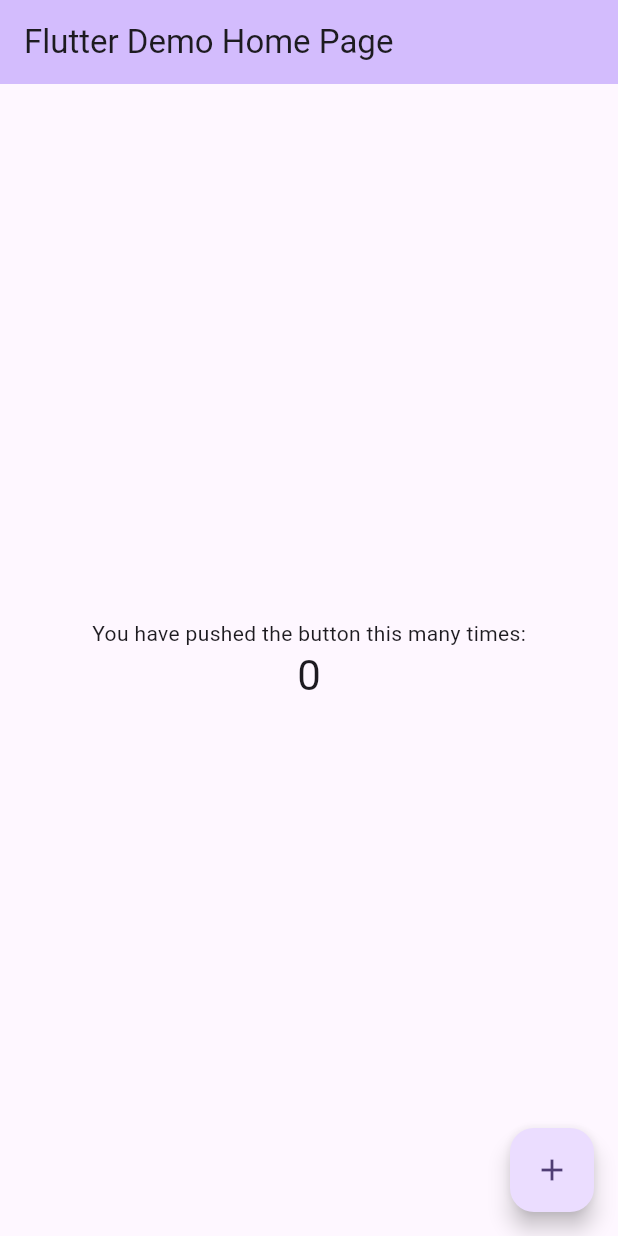
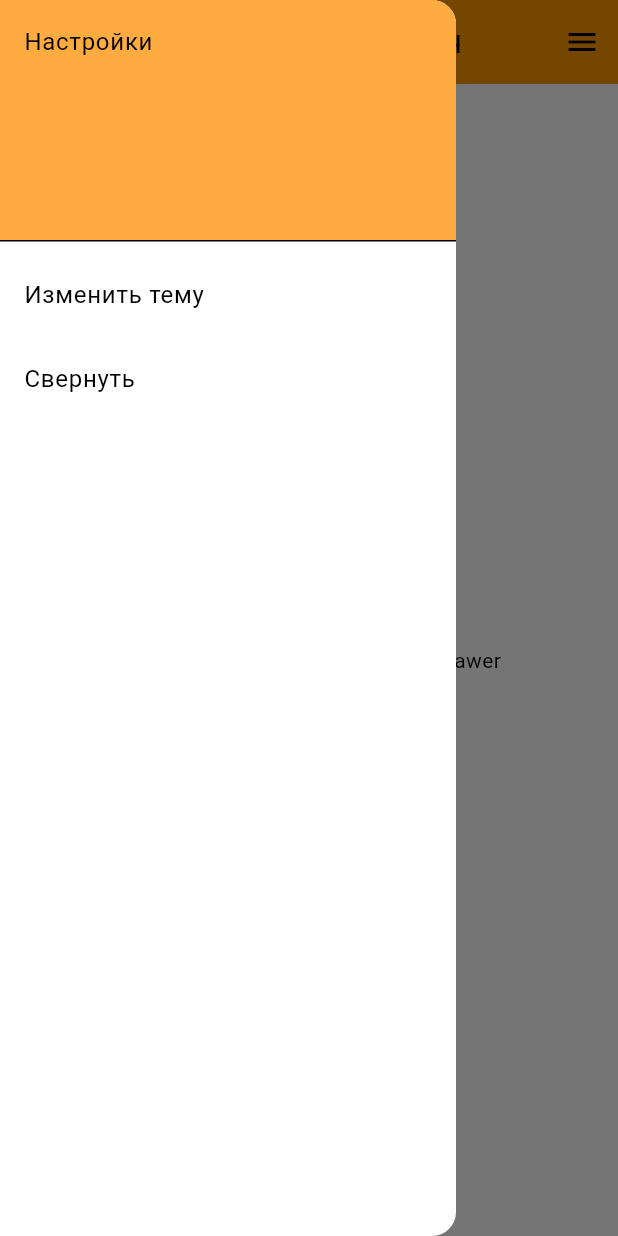
Before and after one commit to Urs-by/sovtrud_flutter, a Flutter app: the screen it shows after launch, with the side drawer open (before the commit the screen has no drawer), on a phone screen of 412 x 824 dp. Run offline on Flutter 3.47's test engine with Material 3 defaults, Android fonts, the phone set to English and light mode, and no system bars.

Commit message:
add sidebar and theme changer

```diff
--- /dev/null
+++ b/lib/app_data.dart
@@ -0,0 +1,9 @@
+
+
+final username = "Эммануил Гидеонович";
+
+final draver_header = "Настройки";
+final draver_change_theme = "Изменить тему";
+final draver_exit = "Выйти";
+final draver_back = "Назад";
+final draver_turn = "Свернуть";
--- /dev/null
+++ b/lib/drawer_widget.dart
@@ -0,0 +1,36 @@
+import 'package:flutter/material.dart';
+import 'package:provider/provider.dart';
+import 'package:sovtrud_project/theme.dart';
+import 'package:sovtrud_project/app_data.dart';
+
+class DrawerWidget extends StatelessWidget {
+  @override
+  Widget build(BuildContext context) {
+    var themeNotifier = Provider.of<ThemeNotifier>(context);
+    return Drawer(
+      child: ListView(
+        padding: EdgeInsets.zero,
+        children: <Widget>[
+          DrawerHeader(
+            child: Text(draver_header),
+            decoration: BoxDecoration(
+              color: Colors.orangeAccent,
+            ),
+          ),
+          ListTile(
+            title: Text(draver_change_theme),
+            onTap: () {
+              themeNotifier.toggleTheme();
+            },
+          ),
+          ListTile(
+            title: Text(draver_turn),
+            onTap: () {
+              Navigator.pop(context);
+            },
+          ),
+        ],
+      ),
+    );
+  }
+}
--- a/lib/main.dart
+++ b/lib/main.dart
@@ -1,125 +1,61 @@
 import 'package:flutter/material.dart';
+import 'package:provider/provider.dart';
+import 'package:sovtrud_project/theme.dart'; // Импортируйте вашу тему
+import 'package:sovtrud_project/app_data.dart';
+import 'package:sovtrud_project/drawer_widget.dart';
+
+
 
 void main() {
-  runApp(const MyApp());
+  runApp(
+    ChangeNotifierProvider(
+      create: (_) => ThemeNotifier(),
+      child: MyApp(),
+    ),
+  );
 }
 
+
+
 class MyApp extends StatelessWidget {
-  const MyApp({super.key});
-
-  // This widget is the root of your application.
   @override
   Widget build(BuildContext context) {
+    var themeNotifier = Provider.of<ThemeNotifier>(context);
+
     return MaterialApp(
-      title: 'Flutter Demo',
-      theme: ThemeData(
-        // This is the theme of your application.
-        //
-        // TRY THIS: Try running your application with "flutter run". You'll see
-        // the application has a purple toolbar. Then, without quitting the app,
-        // try changing the seedColor in the colorScheme below to Colors.green
-        // and then invoke "hot reload" (save your changes or press the "hot
-        // reload" button in a Flutter-supported IDE, or press "r" if you used
-        // the command line to start the app).
-        //
-        // Notice that the counter didn't reset back to zero; the application
-        // state is not lost during the reload. To reset the state, use hot
-        // restart instead.
-        //
-        // This works for code too, not just values: Most code changes can be
-        // tested with just a hot reload.
-        colorScheme: ColorScheme.fromSeed(seedColor: Colors.deepPurple),
-        useMaterial3: true,
-      ),
-      home: const MyHomePage(title: 'Flutter Demo Home Page'),
+      theme: themeNotifier.darkTheme ? darkTheme : lightTheme,
+      home: MyHomePage(),
     );
   }
 }
 
-class MyHomePage extends StatefulWidget {
-  const MyHomePage({super.key, required this.title});
-
-  // This widget is the home page of your application. It is stateful, meaning
-  // that it has a State object (defined below) that contains fields that affect
-  // how it looks.
-
-  // This class is the configuration for the state. It holds the values (in this
-  // case the title) provided by the parent (in this case the App widget) and
-  // used by the build method of the State. Fields in a Widget subclass are
-  // always marked "final".
-
-  final String title;
-
-  @override
-  State<MyHomePage> createState() => _MyHomePageState();
-}
-
-class _MyHomePageState extends State<MyHomePage> {
-  int _counter = 0;
-
-  void _incrementCounter() {
-    setState(() {
-      // This call to setState tells the Flutter framework that something has
-      // changed in this State, which causes it to rerun the build method below
-      // so that the display can reflect the updated values. If we changed
-      // _counter without calling setState(), then the build method would not be
-      // called again, and so nothing would appear to happen.
-      _counter++;
-    });
-  }
-
+class MyHomePage extends StatelessWidget {
   @override
   Widget build(BuildContext context) {
-    // This method is rerun every time setState is called, for instance as done
-    // by the _incrementCounter method above.
-    //
-    // The Flutter framework has been optimized to make rerunning build methods
-    // fast, so that you can just rebuild anything that needs updating rather
-    // than having to individually change instances of widgets.
     return Scaffold(
+
       appBar: AppBar(
-        // TRY THIS: Try changing the color here to a specific color (to
-        // Colors.amber, perhaps?) and trigger a hot reload to see the AppBar
-        // change color while the other colors stay the same.
-        backgroundColor: Theme.of(context).colorScheme.inversePrimary,
-        // Here we take the value from the MyHomePage object that was created by
-        // the App.build method, and use it to set our appbar title.
-        title: Text(widget.title),
+        title: Text(username),
+        // Добавляем кнопку для открытия боковой панели
+        actions: [
+          IconButton(
+            icon: Icon(Icons.menu),
+            onPressed: () {
+              // Открываем боковую панель при нажатии на кнопку
+              Scaffold.of(context).openDrawer();
+            },
+          ),
+        ],
       ),
+      drawer: DrawerWidget(),
       body: Center(
-        // Center is a layout widget. It takes a single child and positions it
-        // in the middle of the parent.
-        child: Column(
-          // Column is also a layout widget. It takes a list of children and
-          // arranges them vertically. By default, it sizes itself to fit its
-          // children horizontally, and tries to be as tall as its parent.
-          //
-          // Column has various properties to control how it sizes itself and
-          // how it positions its children. Here we use mainAxisAlignment to
-          // center the children vertically; the main axis here is the vertical
-          // axis because Columns are vertical (the cross axis would be
-          // horizontal).
-          //
-          // TRY THIS: Invoke "debug painting" (choose the "Toggle Debug Paint"
-          // action in the IDE, or press "p" in the console), to see the
-          // wireframe for each widget.
-          mainAxisAlignment: MainAxisAlignment.center,
-          children: <Widget>[
-            const Text(
-              'You have pushed the button this many times:',
-            ),
-            Text(
-              '$_counter',
-              style: Theme.of(context).textTheme.headlineMedium,
-            ),
-          ],
-        ),
+
+        child: Text('Press the menu icon to open the drawer'),
+
+
       ),
-      floatingActionButton: FloatingActionButton(
-        onPressed: _incrementCounter,
-        tooltip: 'Increment',
-        child: const Icon(Icons.add),
-      ), // This trailing comma makes auto-formatting nicer for build methods.
+
+
     );
   }
 }
--- /dev/null
+++ b/lib/theme.dart
@@ -0,0 +1,48 @@
+import 'package:flutter/material.dart';
+
+// Светлая тема с использованием Orange: Colors.orange
+ThemeData lightTheme = ThemeData(
+  primaryColor: Colors.orange, // Основной цвет для верхней панели приложения в светлой теме
+  colorScheme: ColorScheme.light(
+    secondary: Colors.orangeAccent, // Цвет акцента в светлой теме
+  ),
+  scaffoldBackgroundColor: Colors.white, // Цвет фона экранов в светлой теме
+  appBarTheme: AppBarTheme(
+    backgroundColor: Colors.orange, // Цвет верхней панели приложения в светлой теме
+  ),
+);
+
+// Темная тема с использованием Orange: Colors.orange
+ThemeData darkTheme = ThemeData(
+  primaryColor: Colors.orange, // Основной цвет для верхней панели приложения в темной теме
+  colorScheme: ColorScheme.dark(),
+  scaffoldBackgroundColor: Colors.grey[900], // Цвет фона экранов в темной теме
+  appBarTheme: AppBarTheme(
+    backgroundColor: Colors.orange, // Цвет верхней панели приложения в темной теме
+  ),
+);
+
+
+// Кастомная тема
+ThemeData customTheme = ThemeData(
+  primaryColor: Colors.green, // Пример цвета для верхней панели приложения в кастомной теме
+  colorScheme: ColorScheme.light(
+    secondary: Colors.orange, // Пример цвета для акцентных элементов в кастомной теме
+  ),
+  scaffoldBackgroundColor: Colors.grey[200], // Пример цвета фона экранов в кастомной теме
+  appBarTheme: AppBarTheme(
+    backgroundColor: Colors.green, // Пример цвета верхней панели приложения в кастомной теме
+  ),
+);
+
+// Смена темы
+class ThemeNotifier extends ChangeNotifier {
+  bool _darkTheme = false;
+
+  bool get darkTheme => _darkTheme;
+
+  void toggleTheme() {
+    _darkTheme = !_darkTheme;
+    notifyListeners();
+  }
+}
--- a/pubspec.yaml
+++ b/pubspec.yaml
@@ -30,6 +30,9 @@ environment:
 dependencies:
   flutter:
     sdk: flutter
+  provider: ^6.1.2
+
+
 
 
   # The following adds the Cupertino Icons font to your application.
```
